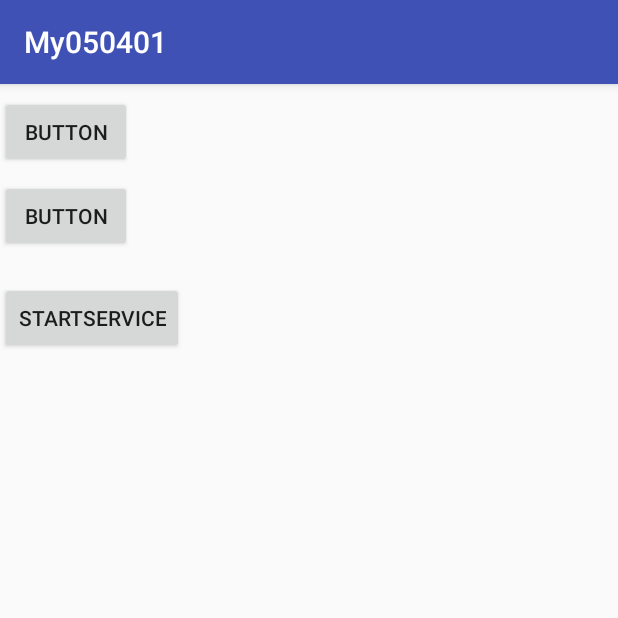
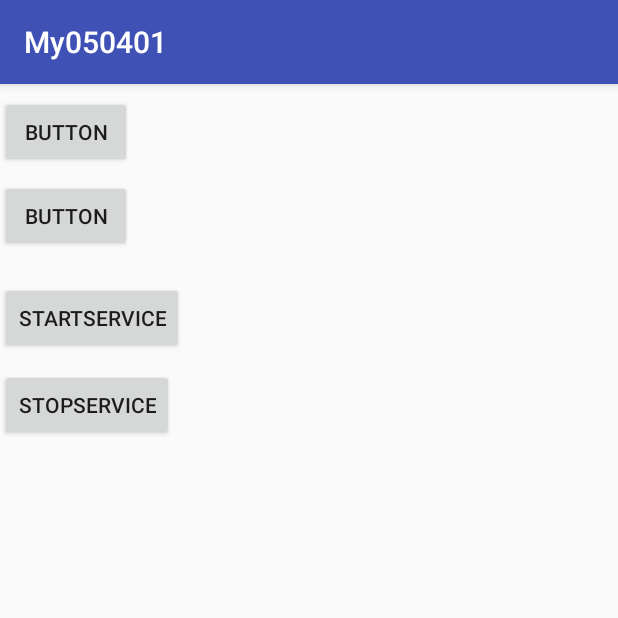
Before and after one commit to twn9320/My050401, an Android app: the screen it shows after launch (MainActivity), after a tap on "STARTSERVICE", on a phone screen of 412 x 824 dp, the top half of it. Run offline under Robolectric (Android 15) with nearby library versions, the phone set to English and light mode, and no system bars.

Commit message:
停止Service

```diff
--- a/app/src/main/java/com/example/yvtc/my050401/MainActivity.java
+++ b/app/src/main/java/com/example/yvtc/my050401/MainActivity.java
@@ -3,6 +3,7 @@ package com.example.yvtc.my050401;
 import android.app.Notification;
 import android.app.NotificationManager;
 import android.app.PendingIntent;
+import android.app.Service;
 import android.content.Intent;
 import android.support.v7.app.AppCompatActivity;
 import android.os.Bundle;
@@ -11,6 +12,7 @@ import android.view.View;
 public class MainActivity extends AppCompatActivity {
     NotificationManager manager;
     final int NOTIFICATION_ID = 321;
+    Intent serviceIntent;
     @Override
     protected void onCreate(Bundle savedInstanceState) {
         super.onCreate(savedInstanceState);
@@ -38,8 +40,12 @@ public class MainActivity extends AppCompatActivity {
     }
 
     public void clickStartService (View v){
-        Intent it = new Intent(MainActivity.this , MyService.class);
-        startService(it);
+        serviceIntent = new Intent(MainActivity.this , MyService.class);
+        startService(serviceIntent);
 
     }
+
+    public void clickStopService(View v){
+        stopService(serviceIntent);
+    }
 }
--- a/app/src/main/res/layout/activity_main.xml
+++ b/app/src/main/res/layout/activity_main.xml
@@ -35,4 +35,14 @@
         android:text="StartService"
         app:layout_constraintTop_toBottomOf="@+id/button2"
         tools:layout_editor_absoluteX="16dp" />
+
+    <Button
+        android:id="@+id/button4"
+        android:layout_width="wrap_content"
+        android:layout_height="wrap_content"
+        android:onClick="clickStopService"
+        android:text="StopService"
+        tools:layout_editor_absoluteX="16dp"
+        android:layout_marginTop="10dp"
+        app:layout_constraintTop_toBottomOf="@+id/button3" />
 </android.support.constraint.ConstraintLayout>
```
Also changed, not shown: app/src/main/java/com/example/yvtc/my050401/MyService.java (+14 -1 lines).
